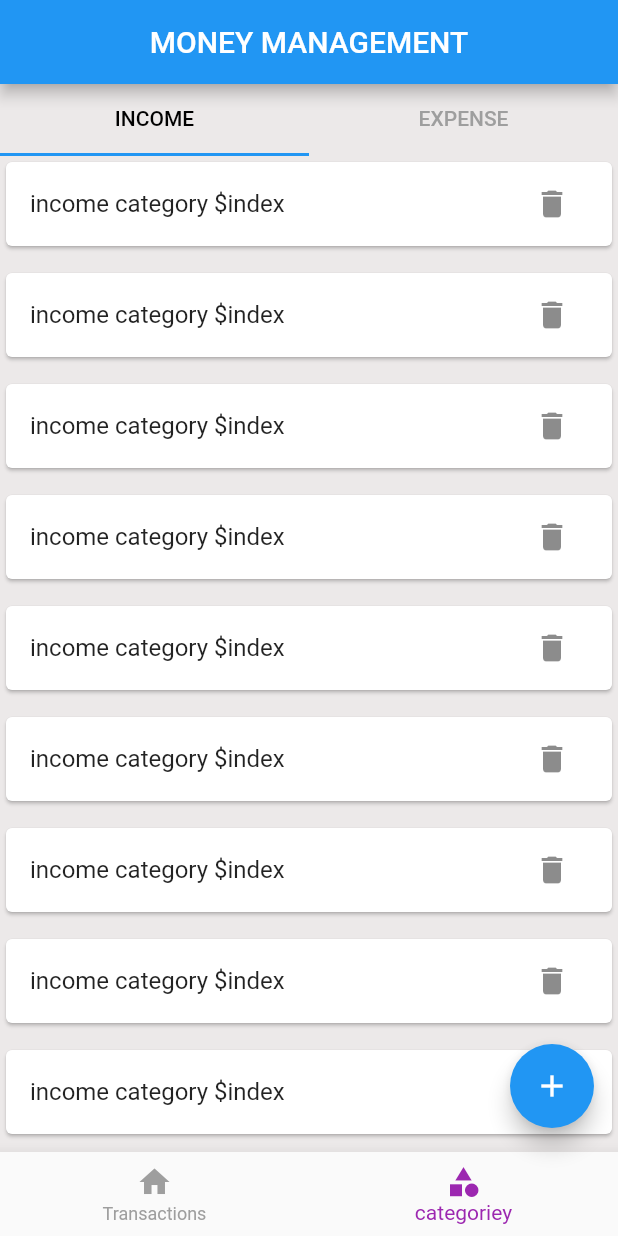
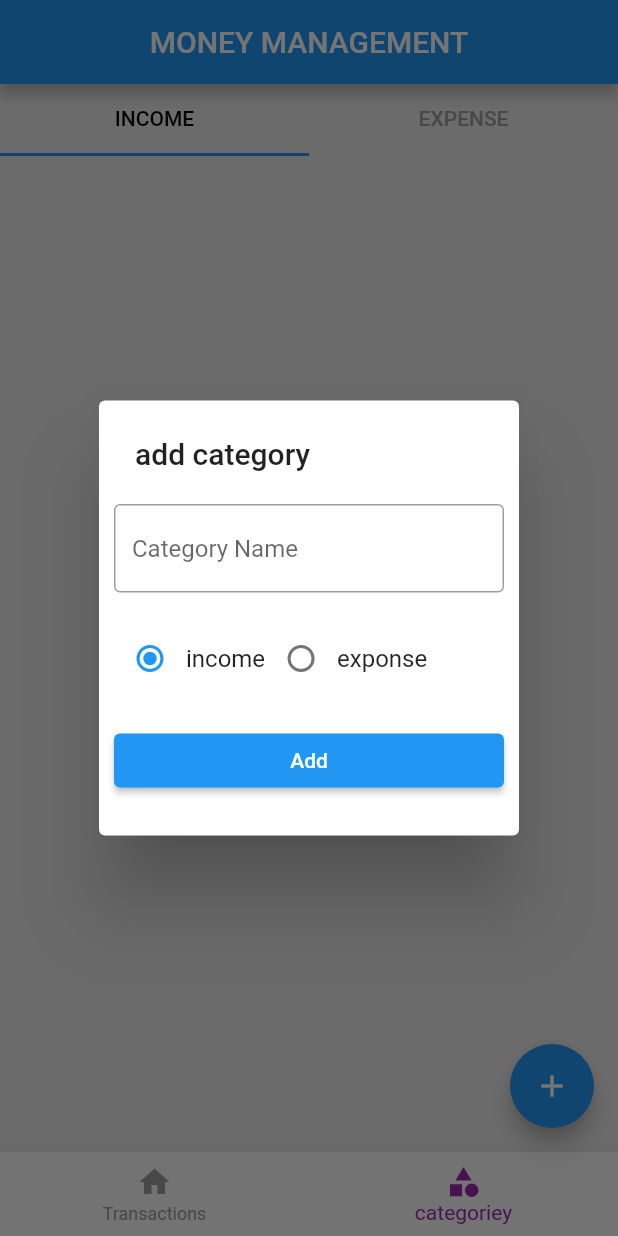
Before and after one commit to muhammedAnjoom/money_manager, a Flutter app: the screen it shows after launch, item 2 of the bottom bar chosen, after a tap on the "add" icon, on a phone screen of 412 x 824 dp. Run offline on Flutter 3.47's test engine with Material 2 defaults, Android fonts, the phone set to English and light mode, and no system bars; our stand-ins replace hive_flutter; accounts and stored records are empty.

Commit message:
complete category

```diff
--- /dev/null
+++ b/lib/db/category/category_db.dart
@@ -0,0 +1,67 @@
+import 'package:flutter/material.dart';
+import 'package:hive_flutter/adapters.dart';
+import 'package:money_app/model/category/category_model.dart';
+
+const CATEGORY_DB_NAME = 'category-database';
+
+abstract class CategoryDbFunctions {
+  Future<List<CategoryModel>> getCategories();
+  Future<void> insertCategory(CategoryModel value);
+  Future<void> deleteCategory(String categoryId);
+
+}
+
+class CategoryDB implements CategoryDbFunctions {
+
+
+  CategoryDB._interal();
+  static CategoryDB instance = CategoryDB._interal();
+
+  factory CategoryDB(){
+    return instance;
+  }
+
+
+
+  ValueNotifier<List<CategoryModel>> incomeCategoryList = ValueNotifier([]);
+  ValueNotifier<List<CategoryModel>> exponseCategoryList = ValueNotifier([]);
+
+  @override
+  Future<void> insertCategory(CategoryModel value) async {
+    final _categoryDB = await Hive.openBox<CategoryModel>(CATEGORY_DB_NAME);
+    await _categoryDB.put(value.id,value);
+    refresUI();
+  }
+
+  @override
+  Future<List<CategoryModel>> getCategories() async {
+    final _categoryDB = await Hive.openBox<CategoryModel>(CATEGORY_DB_NAME);
+    return _categoryDB.values.toList();
+  }
+
+  Future<void> refresUI() async {
+    final _allCategroies = await getCategories();
+    incomeCategoryList.value.clear();
+    exponseCategoryList.value.clear();
+    await Future.forEach(_allCategroies, (CategoryModel categroy) {
+      if(categroy.type == CategoryType.income){
+        incomeCategoryList.value.add(categroy);
+      }else{
+        exponseCategoryList.value.add(categroy);
+      }
+    });
+    incomeCategoryList.notifyListeners();
+    exponseCategoryList.notifyListeners();
+  }
+
+  @override
+  Future<void> deleteCategory(String categoryId) async{
+    final _categoryDB  = await Hive.openBox<CategoryModel>(CATEGORY_DB_NAME);
+    await _categoryDB.delete(categoryId);
+    refresUI();
+  }
+
+
+
+
+}
--- a/lib/main.dart
+++ b/lib/main.dart
@@ -1,7 +1,21 @@
 import 'package:flutter/material.dart';
+import 'package:money_app/model/category/category_model.dart';
 import 'package:money_app/screens/home/screen_home.dart';
+import 'package:hive_flutter/adapters.dart';
 
-void main() {
+
+
+Future<void> main()async {
+  WidgetsFlutterBinding.ensureInitialized();
+  await Hive.initFlutter();
+
+ if(!Hive.isAdapterRegistered(CategoryTypeAdapter().typeId)){
+    Hive.registerAdapter(CategoryTypeAdapter());
+  }
+
+  if(!Hive.isAdapterRegistered(CategoryModelAdapter().typeId)){
+    Hive.registerAdapter(CategoryModelAdapter());
+  }
   runApp(const MyApp());
 }
 
--- /dev/null
+++ b/lib/model/category/category_model.dart
@@ -0,0 +1,33 @@
+import 'package:hive_flutter/adapters.dart';
+part 'category_model.g.dart';
+
+@HiveType(typeId: 2)
+enum CategoryType {
+  @HiveField(0)
+  income,
+  @HiveField(1)
+  expense,
+}
+
+@HiveType(typeId: 1)
+class CategoryModel {
+  @HiveField(0)
+  final String id;
+  @HiveField(1)
+  final String name;
+  @HiveField(2)
+  final bool isDeleted;
+  @HiveField(3)
+  final CategoryType type;
+
+  CategoryModel(
+      {required this.id,
+      required this.name,
+      this.isDeleted = false,
+      required this.type});
+
+  @override
+  String toString() {
+    return '$name $type';
+  }
+}
--- /dev/null
+++ b/lib/screens/category/category_add_popup.dart
@@ -0,0 +1,86 @@
+import 'package:flutter/material.dart';
+import 'package:money_app/db/category/category_db.dart';
+import 'package:money_app/model/category/category_model.dart';
+
+ValueNotifier<CategoryType> selectedCateogryNotfier =
+    ValueNotifier(CategoryType.income);
+
+Future<void> showCategoryAddPopup(BuildContext context) async {
+  final _nameEditingController = TextEditingController();
+  showDialog(
+      context: context,
+      builder: (ctx) {
+        return SimpleDialog(
+          title: const Text('add category'),
+          children: [
+            Padding(
+              padding: const EdgeInsets.all(10),
+              child: TextFormField(
+                controller: _nameEditingController,
+                decoration: const InputDecoration(
+                    hintText: 'Category Name', border: OutlineInputBorder()),
+              ),
+            ),
+            Padding(
+              padding: const EdgeInsets.all(10),
+              child: Row(
+                children: const [
+                  RadioButton(title: 'income', type: CategoryType.income),
+                  RadioButton(title: 'exponse', type: CategoryType.expense)
+                ],
+              ),
+            ),
+            Padding(
+              padding: const EdgeInsets.all(10),
+              child: ElevatedButton(
+                  onPressed: () {
+                    final _name = _nameEditingController.text;
+                    if (_name.isEmpty) {
+                      return;
+                    } else {
+                      final _type = selectedCateogryNotfier.value;
+                     final _category = CategoryModel(
+                          id: DateTime.now().millisecondsSinceEpoch.toString(),
+                          name: _name,
+                          type: _type);
+                          CategoryDB().insertCategory(_category);
+                          Navigator.pop(ctx);
+                    }
+
+                  },
+                  child: const Text('Add')),
+            )
+          ],
+        );
+      });
+}
+
+class RadioButton extends StatelessWidget {
+  final String title;
+  final CategoryType type;
+  const RadioButton({Key? key, required this.title, required this.type})
+      : super(key: key);
+
+  @override
+  Widget build(BuildContext context) {
+    return Row(
+      children: [
+        ValueListenableBuilder(
+            valueListenable: selectedCateogryNotfier,
+            builder: (BuildContext ctx, CategoryType newCategory, Widget? _) {
+              return Radio<CategoryType>(
+                  value: type,
+                  groupValue: selectedCateogryNotfier.value,
+                  onChanged: (value) {
+                    if (value == null) {
+                      return;
+                    }
+                    selectedCateogryNotfier.value = value;
+                    selectedCateogryNotfier.notifyListeners();
+                  });
+            }),
+        Text(title)
+      ],
+    );
+  }
+}
--- a/lib/screens/category/income_cateagorylist.dart
+++ b/lib/screens/category/income_cateagorylist.dart
@@ -1,27 +1,37 @@
-
 import 'package:flutter/material.dart';
 
+import '../../db/category/category_db.dart';
+import '../../model/category/category_model.dart';
+
 class IncomeCategoryList extends StatelessWidget {
-  const IncomeCategoryList({ Key? key }) : super(key: key);
+  const IncomeCategoryList({Key? key}) : super(key: key);
 
   @override
   Widget build(BuildContext context) {
+    return ValueListenableBuilder(
+        valueListenable: CategoryDB().incomeCategoryList,
+        builder: (BuildContext ctx, List<CategoryModel> newList, Widget? _) {
           return ListView.separated(
-      itemBuilder: (ctx,index){
+              itemBuilder: (ctx, index) {
+                final category = newList[index];
                 return Card(
                   child: ListTile(
-            title: Text('income category \$index'),
-            trailing: IconButton(onPressed: (){
-
+                    title: Text(category.name),
+                    trailing: IconButton(
+                      onPressed: () {
+                        CategoryDB.instance.deleteCategory(category.id);
                       },
-            icon: Icon(Icons.delete),
+                      icon: const Icon(Icons.delete),
                     ),
                   ),
                 );
               },
-    separatorBuilder: (ctx,index){
-      return const SizedBox(height: 10,);
+              separatorBuilder: (ctx, index) {
+                return const SizedBox(
+                  height: 10,
+                );
               },
-     itemCount: 10);
+              itemCount: newList.length);
+        });
   }
 }
--- a/lib/screens/category/screen_cateagory.dart
+++ b/lib/screens/category/screen_cateagory.dart
@@ -1,6 +1,7 @@
 import 'package:flutter/material.dart';
 import 'package:money_app/screens/category/expones_categoeryList.dart';
 import 'package:money_app/screens/category/income_cateagorylist.dart';
+import 'package:money_app/db/category/category_db.dart';
 
 class ScreenCategory extends StatefulWidget {
   const ScreenCategory({Key? key}) : super(key: key);
@@ -17,6 +18,7 @@ class _ScreenCategoryState extends State<ScreenCategory>
   void initState() {
     // TODO: implement initState
     _tabController = TabController(length: 2, vsync: this);
+    CategoryDB().refresUI();
     super.initState();
   }
 
--- a/lib/screens/home/screen_home.dart
+++ b/lib/screens/home/screen_home.dart
@@ -1,4 +1,7 @@
 import 'package:flutter/material.dart';
+import 'package:money_app/db/category/category_db.dart';
+import 'package:money_app/model/category/category_model.dart';
+import 'package:money_app/screens/category/category_add_popup.dart';
 import 'package:money_app/screens/category/screen_cateagory.dart';
 import 'package:money_app/screens/home/widget/bottom_navigation.dart';
 import 'package:money_app/screens/transctions/screen_transtion.dart';
@@ -32,6 +35,13 @@ class ScreenHome extends StatelessWidget {
             print('transtion');
           } else {
             print('category');
+            showCategoryAddPopup(context);
+            // final _sample = CategoryModel(
+            //   id: DateTime.now().millisecondsSinceEpoch.toString(),
+            //   name: 'Travel',
+            //   type: CategoryType.expense
+            // );
+            // CategoryDB().insertCategory(_sample);
           }
         },
         child: Icon(Icons.add),
```
Also changed, not shown: lib/screens/category/expones_categoeryList.dart (+19 -8 lines), lib/model/category/category_model.g.dart (added). Lines whose indentation alone changed are shown as unchanged.
